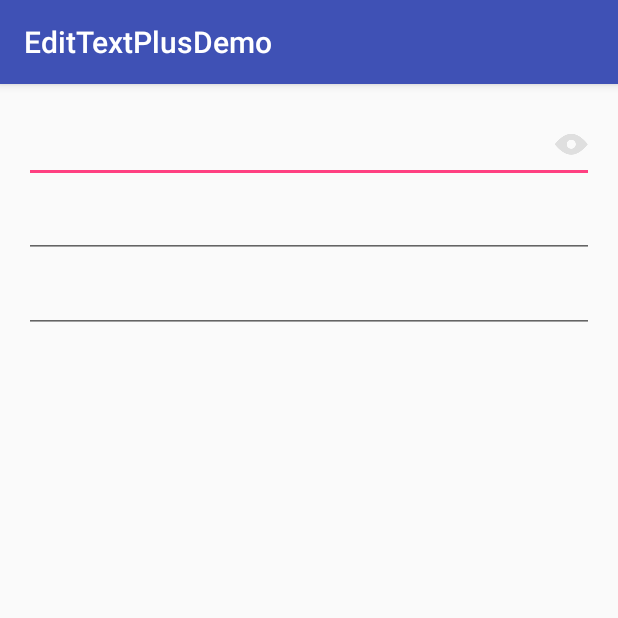
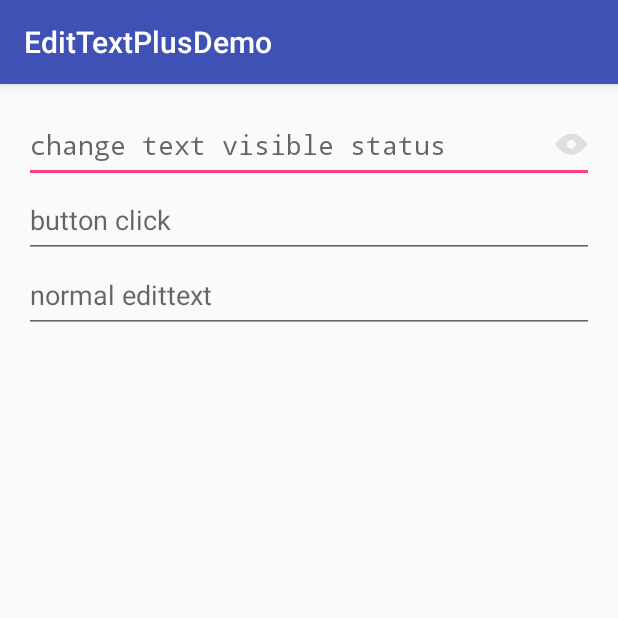
Before and after one commit to kingideayou/EditTextPlus, an Android app: the screen it shows after launch (MainActivity), on a phone screen of 412 x 824 dp, the top half of it. Run offline under Robolectric (Android 15) with nearby library versions, the phone set to English and light mode, and no system bars.

```diff
--- a/app/src/main/java/me/next/edittextplusdemo/MainActivity.java
+++ b/app/src/main/java/me/next/edittextplusdemo/MainActivity.java
@@ -18,6 +18,7 @@ public class MainActivity extends AppCompatActivity {
         editTextPlusClickable.setOnButtonClickListener(new EditTextPlus.OnButtonClickListener() {
             @Override
             public void onButtonClick() {
+                editTextPlusClickable.setText("");
                 Toast.makeText(getApplicationContext(), "click button", Toast.LENGTH_SHORT).show();
             }
         });
--- a/app/src/main/res/layout/activity_main.xml
+++ b/app/src/main/res/layout/activity_main.xml
@@ -1,21 +1,22 @@
 <?xml version="1.0" encoding="utf-8"?>
 <LinearLayout
     xmlns:android="http://schemas.android.com/apk/res/android"
+    xmlns:app="http://schemas.android.com/apk/res-auto"
     xmlns:tools="http://schemas.android.com/tools"
     android:layout_width="match_parent"
     android:layout_height="match_parent"
-    xmlns:app="http://schemas.android.com/apk/res-auto"
+    android:orientation="vertical"
     android:paddingBottom="@dimen/activity_vertical_margin"
     android:paddingLeft="@dimen/activity_horizontal_margin"
     android:paddingRight="@dimen/activity_horizontal_margin"
     android:paddingTop="@dimen/activity_vertical_margin"
-    android:orientation="vertical"
     tools:context="me.next.edittextplusdemo.MainActivity">
 
     <me.next.edittextplus.EditTextPlus
         android:id="@+id/et_plus_checkable"
         android:layout_width="match_parent"
         android:layout_height="50dp"
+        android:hint="change text visible status"
         android:inputType="textPassword"
         app:etp_type="checkable"/>
 
@@ -23,14 +24,17 @@
         android:id="@+id/et_plus_clickable"
         android:layout_width="match_parent"
         android:layout_height="50dp"
-        android:inputType="textPassword"
+        android:hint="button click"
+        android:inputType="text"
+        app:button_img_normal="@drawable/delete_img_icon"
         app:etp_type="clickable"/>
 
     <me.next.edittextplus.EditTextPlus
         android:id="@+id/et_plus_normal"
         android:layout_width="match_parent"
         android:layout_height="50dp"
-        android:inputType="textPassword"
+        android:hint="normal edittext"
+        android:inputType="text"
         app:etp_type="normal"/>
 
 </LinearLayout>
```
Also changed, not shown: app/src/main/res/drawable-xxhdpi/delete_img_icon.png (added), 1 other file.
